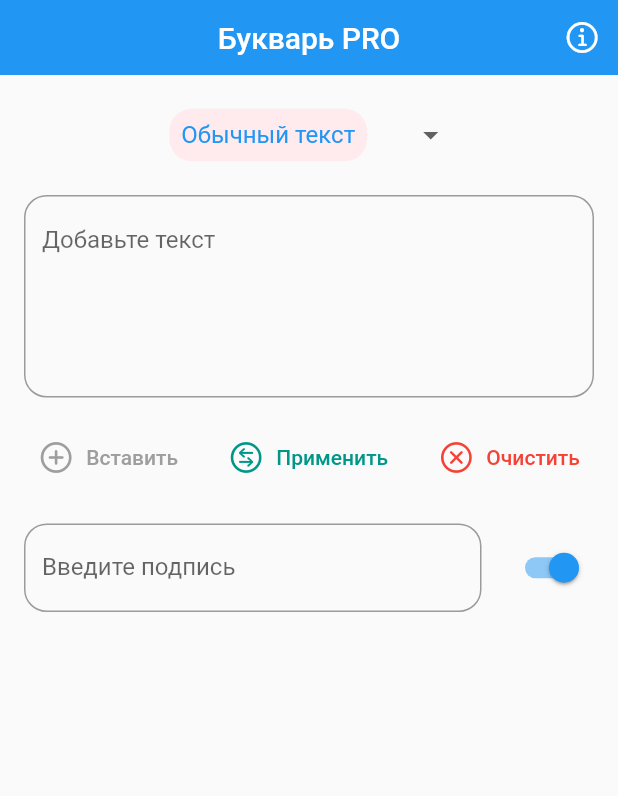
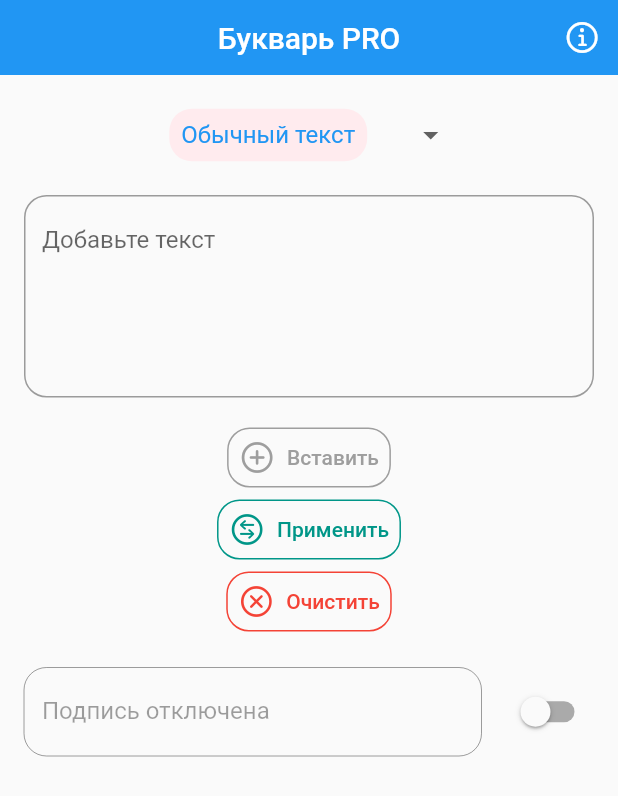
Before and after one commit to JMApps/replacer_pro, a Flutter app: the screen it shows after launch, after a tap on "Применить", on a phone screen of 412 x 824 dp. Shown: the top 796 px of the screen. Run offline on Flutter 3.47's test engine with Material 2 defaults, Android fonts, the phone set to English and light mode, and no system bars; our stand-ins replace hive_flutter; missing offline and left inert: clipboard; accounts and stored records are empty.

Commit message:
Corrected algorithm's

```diff
--- a/lib/domain/state/provider/description_content_state.dart
+++ b/lib/domain/state/provider/description_content_state.dart
@@ -14,7 +14,7 @@ class DescriptionContentState extends ChangeNotifier {
 
   String get getDescriptionValue => _descriptionValue;
 
-  bool _isDescription = true;
+  bool _isDescription = false;
 
   bool get getIsDescription => _isDescription;
 
@@ -31,7 +31,7 @@ class DescriptionContentState extends ChangeNotifier {
   }
 
   loadValues() {
-    _isDescription = mainAddedContent.get(Constants.keySwitchDescriptionContent, defaultValue: true);
+    _isDescription = mainAddedContent.get(Constants.keySwitchDescriptionContent, defaultValue: false);
     _descriptionValue = mainAddedContent.get(Constants.keyDescriptionContent, defaultValue: '');
     _descContentInputTextController.text = _descriptionValue;
   }
--- a/lib/presentation/widgets/main_content_buttons.dart
+++ b/lib/presentation/widgets/main_content_buttons.dart
@@ -10,7 +10,7 @@ class MainContentButtons extends StatelessWidget {
 
   @override
   Widget build(BuildContext context) {
-    return Row(
+    return Column(
       mainAxisAlignment: MainAxisAlignment.spaceEvenly,
       children: [
         TextButton.icon(
@@ -27,9 +27,19 @@ class MainContentButtons extends StatelessWidget {
               (value) {
                 context.read<MainContentState>().getCurrentMainContent(value);
                 context.read<MainContentState>().getMainContentInputTextController.text = value;
+                if (value.isNotEmpty) {
+                  _showSnackMessage(context, Colors.grey, 'Вставлено из буфера обмена');
+                }
               },
             );
           },
+          style: TextButton.styleFrom(
+            primary: Colors.grey,
+            shape: RoundedRectangleBorder(
+              borderRadius: BorderRadius.circular(15),
+              side: const BorderSide(color: Colors.grey),
+            ),
+          ),
         ),
         TextButton.icon(
           label: const Text(
@@ -61,14 +71,25 @@ class MainContentButtons extends StatelessWidget {
             if (context.read<MainContentState>().getDefaultContent.isNotEmpty &&
                 context.read<MainContentState>().getDefaultContent != null) {
               if (context.read<DescriptionContentState>().getIsDescription &&
-              context.read<DescriptionContentState>().getDescriptionValue.isNotEmpty) {
-                FlutterClipboard.copy('${context.read<MainContentState>().getDefaultContent}\n\n'
+                  context.read<DescriptionContentState>().getDescriptionValue.isNotEmpty) {
+                FlutterClipboard.copy(
+                    '${context.read<MainContentState>().getDefaultContent}\n\n'
                     '${context.read<DescriptionContentState>().getDescriptionValue}');
+                _showSnackMessage(context, Colors.teal, 'Преобразовано и скопировано');
               } else {
-                FlutterClipboard.copy(context.read<MainContentState>().getDefaultContent);
+                FlutterClipboard.copy(
+                    context.read<MainContentState>().getDefaultContent);
+                _showSnackMessage(context, Colors.teal, 'Преобразовано и скопировано');
               }
             }
           },
+          style: TextButton.styleFrom(
+            primary: Colors.teal,
+            shape: RoundedRectangleBorder(
+              borderRadius: BorderRadius.circular(15),
+              side: const BorderSide(color: Colors.teal),
+            ),
+          ),
         ),
         TextButton.icon(
           label: const Text(
@@ -85,10 +106,35 @@ class MainContentButtons extends StatelessWidget {
             if (context.read<MainContentState>().getDefaultContent.isNotEmpty) {
               context.read<MainContentState>().getMainContentInputTextController.clear();
               context.read<MainContentState>().getCurrentMainContent('');
+              _showSnackMessage(context, Colors.red, 'Очищено');
             }
           },
+          style: TextButton.styleFrom(
+            primary: Colors.red,
+            shape: RoundedRectangleBorder(
+              borderRadius: BorderRadius.circular(15),
+              side: const BorderSide(color: Colors.red),
+            ),
+          ),
         ),
       ],
     );
   }
+
+  _showSnackMessage(BuildContext context, Color color, String message) {
+    ScaffoldMessenger.of(context).showSnackBar(
+      SnackBar(
+        behavior: SnackBarBehavior.floating,
+        backgroundColor: color,
+        content: Text(
+          message,
+          style: const TextStyle(
+            fontSize: 16,
+            color: Colors.white,
+          ),
+        ),
+        duration: const Duration(milliseconds: 1250),
+      ),
+    );
+  }
 }
--- a/lib/presentation/widgets/main_content_text_input.dart
+++ b/lib/presentation/widgets/main_content_text_input.dart
@@ -22,7 +22,7 @@ class MainContentTextInput extends StatelessWidget {
           labelText: 'Добавьте текст',
           alignLabelWithHint: true,
           floatingLabelAlignment: FloatingLabelAlignment.center,
-          hintText: 'Напишите текст или просто вставьте скопированный и преобразуйте его...',
+          hintText: 'Напишите текст или просто вставьте скопированный и нажмите кнопку Применить..',
           hintStyle: const TextStyle(
             fontSize: 16,
           ),
```
